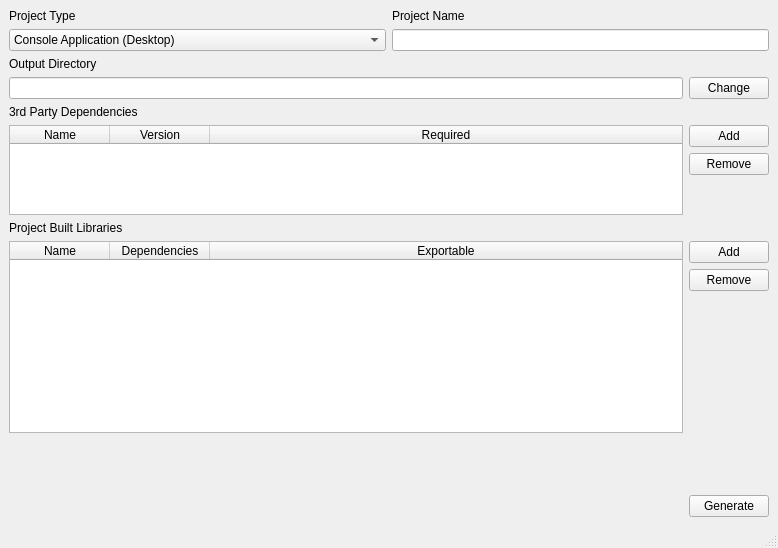
Before: the Qt Designer form ui/mainwindow.ui in DeveloperPaul123/CMakeWizard, drawn with Qt 5.
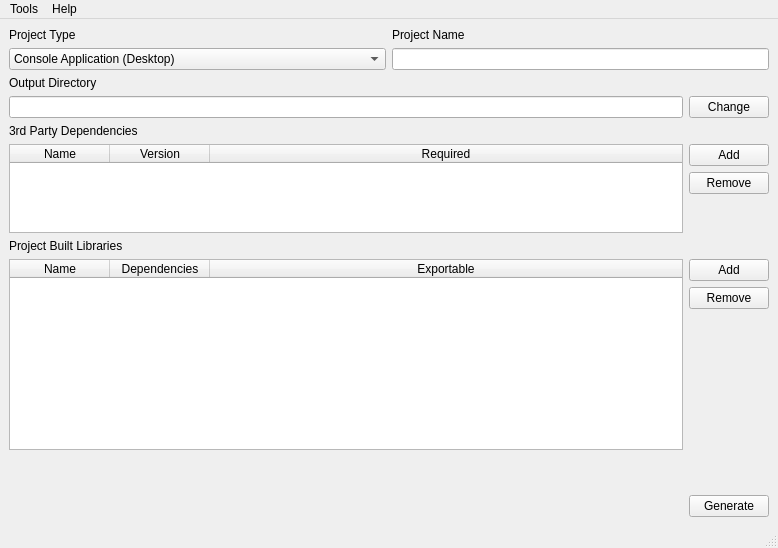
After: the same form once the commit is applied.

Commit message: Added tool bar options.

The edit to the form file:
```diff
--- a/ui/mainwindow.ui
+++ b/ui/mainwindow.ui
@@ -305,9 +305,24 @@
      <x>0</x>
      <y>0</y>
      <width>778</width>
-     <height>29</height>
+     <height>21</height>
     </rect>
    </property>
+   <widget class="QMenu" name="menuAbout">
+    <property name="title">
+     <string>Help</string>
+    </property>
+    <addaction name="separator"/>
+    <addaction name="actionAbout"/>
+   </widget>
+   <widget class="QMenu" name="menuTools">
+    <property name="title">
+     <string>Tools</string>
+    </property>
+    <addaction name="actionCmakeBuildMigration"/>
+   </widget>
+   <addaction name="menuTools"/>
+   <addaction name="menuAbout"/>
   </widget>
   <widget class="QStatusBar" name="statusbar"/>
  </widget>
```
Left out of the diff: 10 changed lines with no effect on the pictures.
